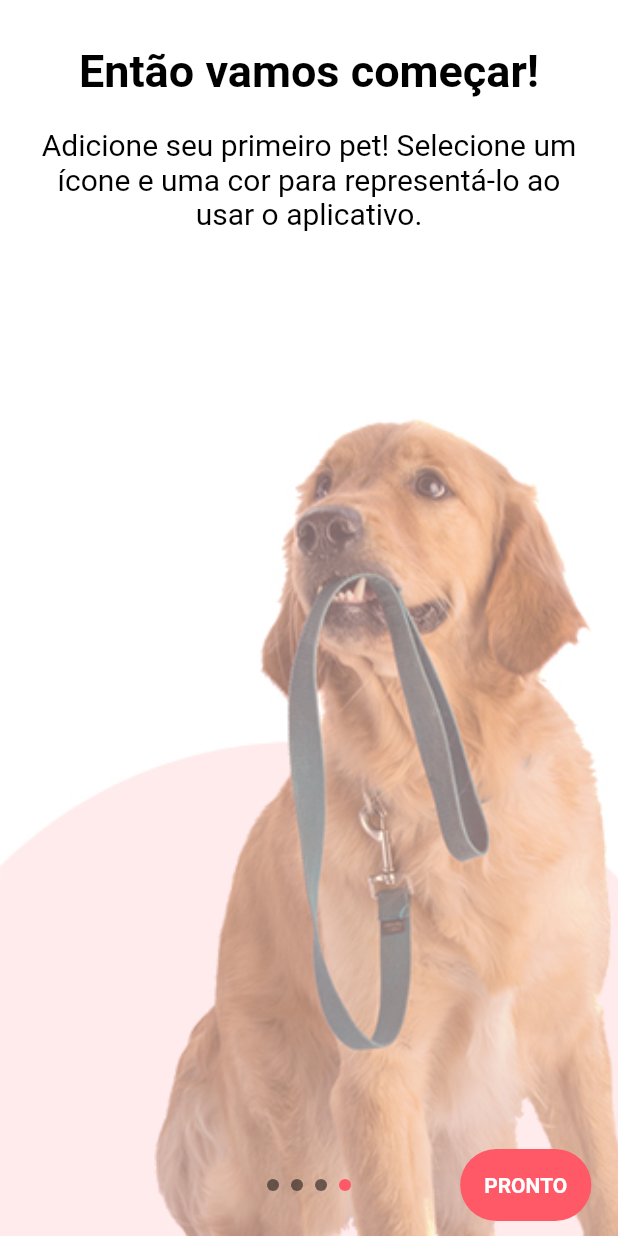
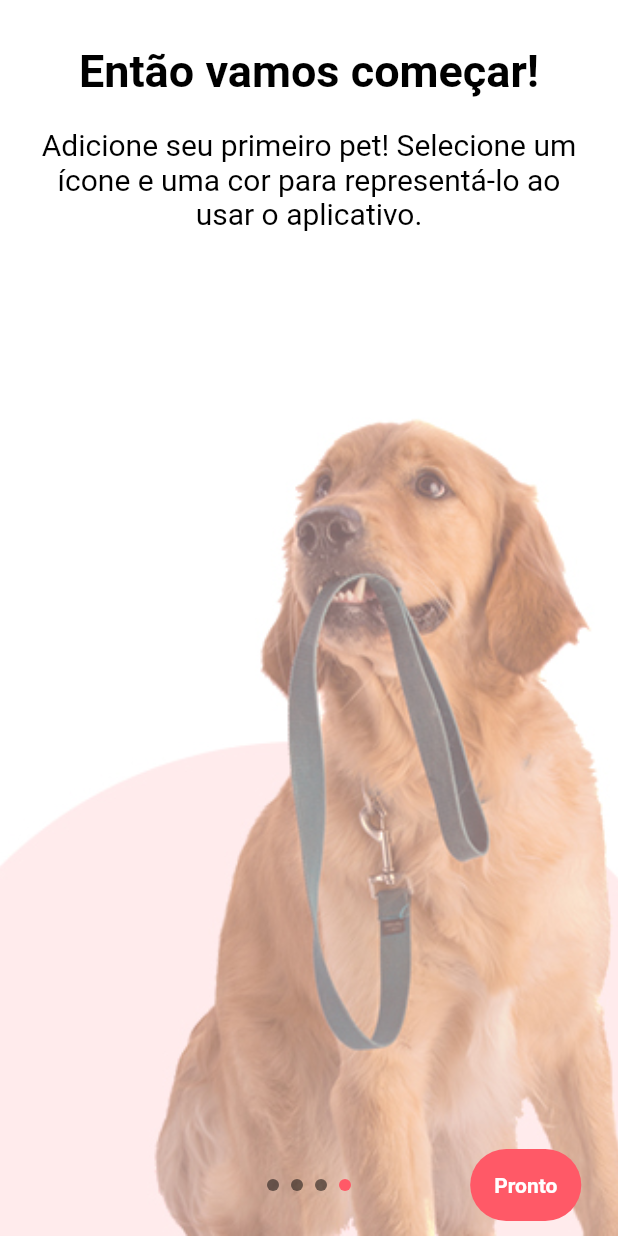
Before and after one commit to VitorEstevam/app-pets, a Flutter app: the screen it shows after launch, swiped to page 4, on a phone screen of 412 x 824 dp. Run offline on Flutter 3.47's test engine with Material 2 defaults, Android fonts, the phone set to English and light mode, and no system bars; drawn by our look-alikes of intro_slider; our stand-ins replace flutter_mobx, google_fonts, mobx, table_calendar; missing offline and left inert: dart:ffi, onboarding; generated files the repository leaves out were written again.

Commit message:
change texts from onboarding's buttons

```diff
--- a/lib/pages/page_home/onboarding/onboard_intro.dart
+++ b/lib/pages/page_home/onboarding/onboard_intro.dart
@@ -9,101 +9,6 @@ import 'package:intro_slider/slide_object.dart';
 import 'package:onboarding/onboarding.dart';
 import 'package:provider/provider.dart';
 
-// class OnboardingIntro extends StatelessWidget {
-//   final List<PageModel> onboardingPagesList = [];
-
-//   PageModel _create_page_model(
-//       String textTitle, String textBody, String img_path_way) {
-//     return PageModel(
-//       widget: Column(
-//         children: [
-//           Container(
-//             width: double.infinity,
-//             padding: const EdgeInsets.only(bottom: 15.0),
-//             child: Text(
-//               textTitle,
-//               style: const TextStyle(color: Colors.black, fontSize: 28),
-//             ),
-//           ),
-//           Container(
-//             width: double.infinity,
-//             child: Text(
-//               textBody,
-//               style: const TextStyle(color: Colors.black, fontSize: 16),
-//             ),
-//           ),
-//           Expanded(
-//             child: ImageLoader(img_path_way),
-//           ),
-//         ],
-//       ),
-//     );
-//   }
-
-//   OnboardingIntro() {
-//     onboardingPagesList.add(_create_page_model(
-//         "Bem-vindo(a) ao {app}!",
-//         "Feito com carinho para que você possa dedicar mais tempo ao seu bichinho de estimação!",
-//         'lib/assets/Pag1_pets.png'));
-
-//     onboardingPagesList.add(_create_page_model(
-//         "Melhore os laços com seu pet!",
-//         "Cumprir com todas as responsabilidades do seu pet não só é importante para a saúde dele(a) como ajuda melhorar os laços entre o bichinho e dono(a)! ",
-//         "lib/assets/Pag2_pets.png"));
-
-//     onboardingPagesList.add(_create_page_model(
-//         "Sobre o {app}",
-//         "Lembre de todas as responsabilidades para seu pet gerenciando suas tarefas!",
-//         "lib/assets/Pag3_pets.png"));
-
-//     onboardingPagesList.add(_create_page_model(
-//         "Então vamos começar!",
-//         "Adicione seu primeiro pet! Selecione um ícone e uma cor para representá-lo ao usar o aplicativo.",
-//         "lib/assets/Pag4_pets.png"));
-//   }
-
-//   @override
-//   Widget build(BuildContext context) {
-//     var _store_global = Provider.of<StoreGlobal>(context);
-
-//     return Scaffold(
-//         body: Onboarding(
-//       background: Colors.white,
-//       isSkippable: false,
-//       proceedButtonStyle: ProceedButtonStyle(
-//           proceedButtonColor: const Color.fromRGBO(255, 89, 103, 1),
-//           proceedpButtonText: const Text(
-//             "Avançar",
-//             style: const TextStyle(color: Colors.white),
-//           ),
-//           proceedButtonRoute: (context) {
-//             _store_global.tutorialDone = true; // @TODO: SAVE THIS
-
-//             return Navigator.pushAndRemoveUntil(
-//               context,
-//               MaterialPageRoute(
-//                 builder: (context) => CreatePetIntro(),
-//               ),
-//               (route) => false,
-//             );
-//           }),
-//       pages: onboardingPagesList,
-//       indicator: Indicator(
-//         activeIndicator: const ActiveIndicator(
-//           color: Colors.grey,
-//         ),
-//         closedIndicator: const ClosedIndicator(
-//           color: Colors.grey,
-//         ),
-//         indicatorDesign: IndicatorDesign.polygon(
-//           polygonDesign: PolygonDesign(
-//             polygon: DesignType.polygon_circle,
-//           ),
-//         ),
-//       ),
-//     ));
-//   }
-// }
 
 class OnboardingIntro extends StatefulWidget {
   const OnboardingIntro({Key? key}) : super(key: key);
@@ -193,15 +98,15 @@ class _OnboardingIntroState extends State<OnboardingIntro> {
 
       // Prev button
       showPrevBtn: true,
-      renderPrevBtn: myButton("VOLTAR"),
+      renderPrevBtn: myButton("Voltar"),
       prevButtonStyle: myButtonStyle(),
 
       // Next button
-      renderNextBtn: myButton("AVANÇ12312312312AR"),
+      renderNextBtn: myButton("Avançar"),
       nextButtonStyle: myButtonStyle(),
 
       // Done button
-      renderDoneBtn: myButton("PRONTO"),
+      renderDoneBtn: myButton("Pronto"),
       doneButtonStyle: myButtonStyle(),
       onDonePress: (){
         _store_global.tutorialDone = true; // @TODO: SAVE THIS
```
